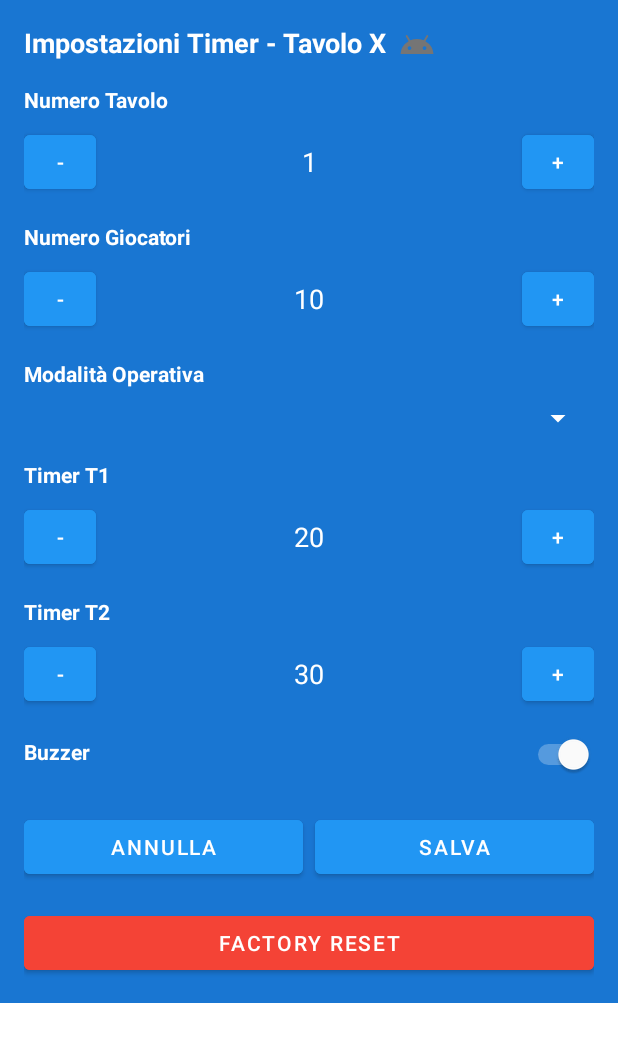
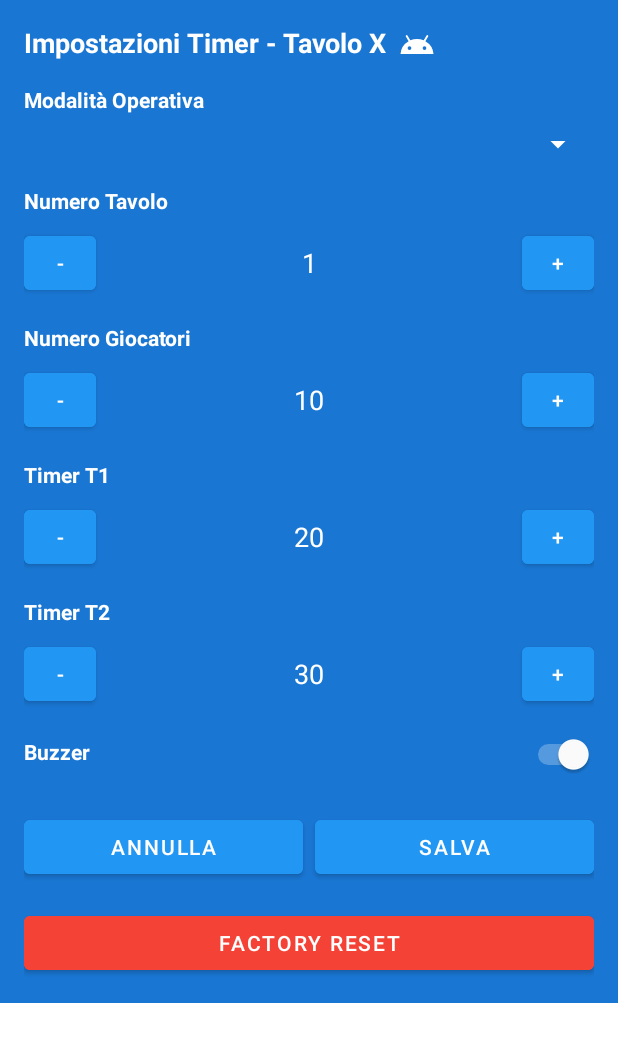
Before and after one commit to yesnoj/PokerTimerAndroid, an Android app built with Jetpack Compose: the layout dialog_timer_settings.xml on its own in the app's theme, with its tools: preview values and no code run, on a phone screen of 412 x 824 dp. Shown: the top 1042 px of the screen. Run offline under Robolectric (Android 15) with nearby library versions, the phone set to English and light mode, and no system bars.

Commit message:
Updated things

```diff
--- a/app/src/main/res/drawable/ic_android.xml
+++ b/app/src/main/res/drawable/ic_android.xml
@@ -5,6 +5,6 @@
     android:viewportWidth="24"
     android:viewportHeight="24">
     <path
-        android:fillColor="#757575"
+        android:fillColor="#FFFFFF"
         android:pathData="M17.6,11.48 L19.44,8.3a0.63,0.63 0,0 0,-1.09 -0.63l-1.88,3.24a11.43,11.43 0,0 0,-8.94 0L5.65,7.67a0.63,0.63 0,0 0,-1.09 0.63L6.4,11.48A10.81,10.81 0,0 0,1 20L23,20A10.81,10.81 0,0 0,17.6 11.48ZM7,17.25A1.25,1.25 0,1 1,8.25 16,1.25 1.25,0 0,1 7,17.25ZM17,17.25A1.25,1.25 0,1 1,18.25 16,1.25 1.25,0 0,1 17,17.25Z"/>
 </vector>
--- a/app/src/main/res/layout/activity_dashboard.xml
+++ b/app/src/main/res/layout/activity_dashboard.xml
@@ -140,7 +140,9 @@
                     android:layout_width="wrap_content"
                     android:layout_height="wrap_content"
                     android:layout_marginTop="16dp"
-                    android:text="Riprova" />
+                    android:text="Riprova"
+                    android:backgroundTint="@color/status_color"
+                    android:textColor="@android:color/white" />
             </LinearLayout>
 
             <!-- Loading state view -->
--- a/app/src/main/res/layout/dialog_timer_settings.xml
+++ b/app/src/main/res/layout/dialog_timer_settings.xml
@@ -31,6 +31,29 @@
             android:src="@drawable/ic_android"
             android:contentDescription="Tipo dispositivo"
             android:layout_marginStart="8dp"/>
+    </LinearLayout>
+
+    <!-- Sezione Modalità (Visibile solo per dispositivi Arduino) - SPOSTATA IN ALTO -->
+    <LinearLayout
+        android:id="@+id/modeContainer"
+        android:layout_width="match_parent"
+        android:layout_height="wrap_content"
+        android:orientation="vertical"
+        android:layout_marginBottom="16dp">
+
+        <TextView
+            android:layout_width="match_parent"
+            android:layout_height="wrap_content"
+            android:text="Modalità Operativa"
+            android:textStyle="bold"
+            android:textColor="@color/white"/>
+
+        <Spinner
+            android:id="@+id/modeSpinner"
+            android:layout_width="match_parent"
+            android:layout_height="wrap_content"
+            android:layout_marginTop="8dp"
+            android:backgroundTint="@color/white"/>
     </LinearLayout>
 
     <!-- Sezione Numero Tavolo -->
@@ -115,29 +138,6 @@
             android:backgroundTint="@color/primary_color"
             android:textColor="@color/white"
             android:text="+" />
-    </LinearLayout>
-
-    <!-- Sezione Modalità (Visibile solo per dispositivi Arduino) -->
-    <LinearLayout
-        android:id="@+id/modeContainer"
-        android:layout_width="match_parent"
-        android:layout_height="wrap_content"
-        android:orientation="vertical"
-        android:layout_marginBottom="16dp">
-
-        <TextView
-            android:layout_width="match_parent"
-            android:layout_height="wrap_content"
-            android:text="Modalità Operativa"
-            android:textStyle="bold"
-            android:textColor="@color/white"/>
-
-        <Spinner
-            android:id="@+id/modeSpinner"
-            android:layout_width="match_parent"
-            android:layout_height="wrap_content"
-            android:layout_marginTop="8dp"
-            android:backgroundTint="@color/white"/>
     </LinearLayout>
 
     <!-- Sezione Timer T1 -->
```
Also changed, not shown: app/src/main/java/com/example/pokertimer/DashboardActivity.kt (+43 -11 lines), app/src/main/res/drawable/ic_hardware.xml (+14 -14 lines), 1 other file.
